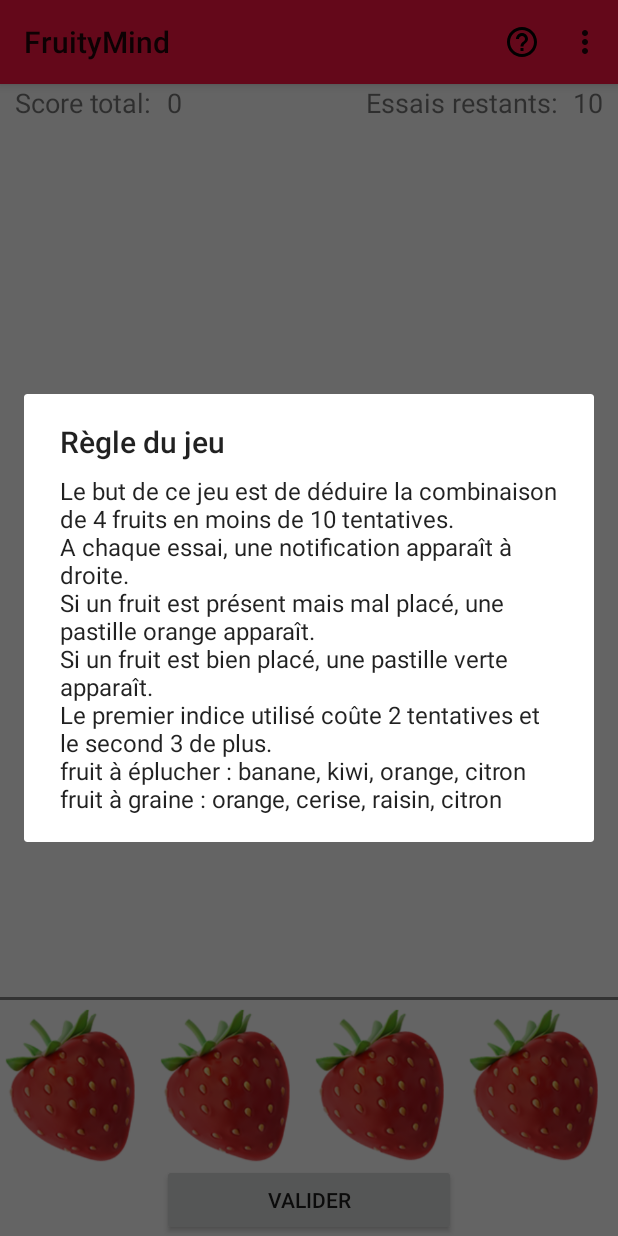
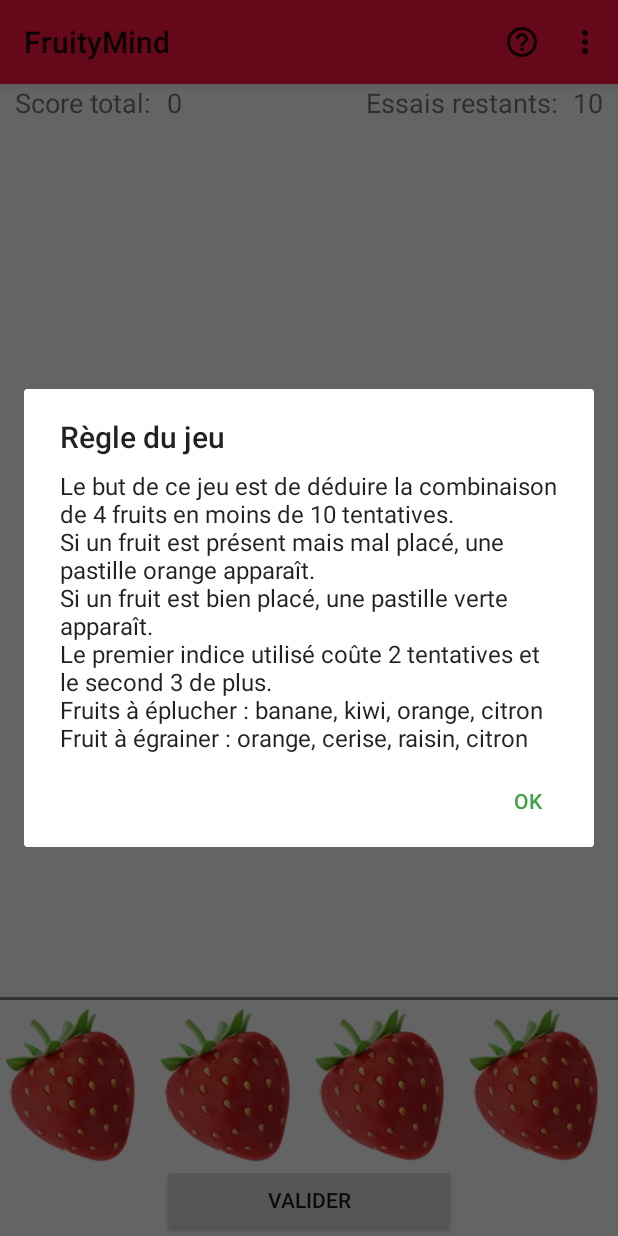
Before and after one commit to pea-pousset/FruityMind, an Android app: the screen it shows after launch (MainActivity), after a tap on "help", on a phone screen of 412 x 824 dp. Run offline under Robolectric (Android 15) with nearby library versions, the phone set to English and light mode, and no system bars.

Commit message:
Changements cosmetiques

```diff
--- a/app/src/main/java/fr/epsi/fruitymind/MainActivity.java
+++ b/app/src/main/java/fr/epsi/fruitymind/MainActivity.java
@@ -147,6 +147,7 @@ public class MainActivity extends AppCompatActivity
         {
             AlertDialog.Builder builder = new AlertDialog.Builder(this);
             builder.setCancelable(true);
+            builder.setPositiveButton("OK", null);
             builder.setTitle(R.string.titleHelp);
             builder.setMessage(R.string.txtHelp);
             builder.show();
--- a/app/src/main/res/drawable/ic_help_outline_black_24dp.xml
+++ b/app/src/main/res/drawable/ic_help_outline_black_24dp.xml
@@ -4,6 +4,6 @@
         android:viewportWidth="24.0"
         android:viewportHeight="24.0">
     <path
-        android:fillColor="#FF000000"
+        android:fillColor="?attr/colorControlNormal"
         android:pathData="M11,18h2v-2h-2v2zM12,2C6.48,2 2,6.48 2,12s4.48,10 10,10 10,-4.48 10,-10S17.52,2 12,2zM12,20c-4.41,0 -8,-3.59 -8,-8s3.59,-8 8,-8 8,3.59 8,8 -3.59,8 -8,8zM12,6c-2.21,0 -4,1.79 -4,4h2c0,-1.1 0.9,-2 2,-2s2,0.9 2,2c0,2 -3,1.75 -3,5h2c0,-2.25 3,-2.5 3,-5 0,-2.21 -1.79,-4 -4,-4z"/>
 </vector>
--- a/app/src/main/res/menu/menu.xml
+++ b/app/src/main/res/menu/menu.xml
@@ -2,15 +2,15 @@
 
 <menu xmlns:android="http://schemas.android.com/apk/res/android"
     xmlns:app="http://schemas.android.com/apk/res-auto">
-    <item
-        android:id="@+id/help"
-        android:title="help"
-        android:icon="@drawable/ic_help_outline_black_24dp"
-        app:showAsAction="always"/>
     <item
         android:id="@+id/hintSeed"
         android:title="@string/txtHintSeed" />
     <item
         android:id="@+id/hintPeel"
         android:title="@string/txtHintPeel" />
+    <item
+        android:id="@+id/help"
+        android:icon="@drawable/ic_help_outline_black_24dp"
+        android:title="help"
+        app:showAsAction="always" />
 </menu>
--- a/app/src/main/res/values/strings.xml
+++ b/app/src/main/res/values/strings.xml
@@ -23,11 +23,10 @@
     <string name="titleHelp">Règle du jeu</string>
     <string name="txtHelp">
         Le but de ce jeu est de déduire la combinaison de 4 fruits en moins de 10 tentatives.
-        \nA chaque essai, une notification apparaît à droite.
         \nSi un fruit est présent mais mal placé, une pastille orange apparaît.
         \nSi un fruit est bien placé, une pastille verte apparaît.
         \nLe premier indice utilisé coûte 2 tentatives et le second 3 de plus.
-        \nfruit à éplucher : banane, kiwi, orange, citron
-        \nfruit à graine : orange, cerise, raisin, citron
+        \nFruits à éplucher : banane, kiwi, orange, citron
+        \nFruit à égrainer : orange, cerise, raisin, citron
     </string>
 </resources>
```
